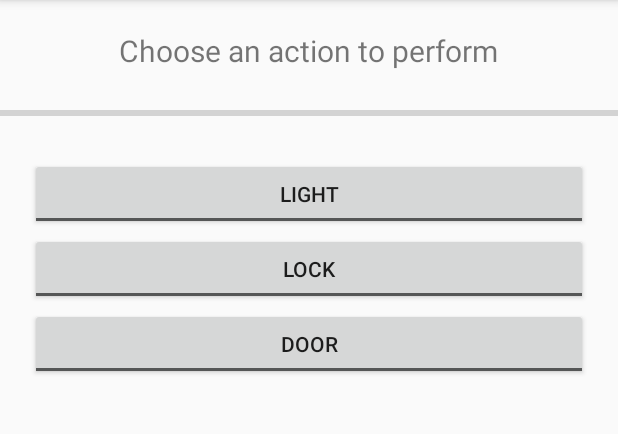
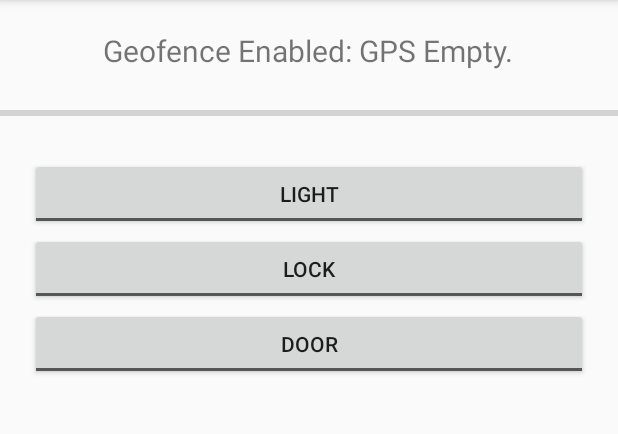
Before and after one commit to jamenlang/GarageaTrois, an Android app: the Control screen opened directly, with no data from a screen before it, on a phone screen of 412 x 824 dp, the part 168-602 px from its top. Run offline under Robolectric (Android 15) with nearby library versions, the phone set to English and light mode, and no system bars; 2 statements that could not run were skipped.

Commit message:
More geofence stuff, app and server side.

```diff
--- a/app/src/main/java/com/airlim/garagetrois/Control.java
+++ b/app/src/main/java/com/airlim/garagetrois/Control.java
@@ -52,25 +52,38 @@ public class Control extends MainActivity {
         Intent intent = getIntent();
         uid = intent.getStringExtra("uid");
         admind = intent.getStringExtra("admind");
+        geofence = intent.getStringExtra("geofence");
+        Log.v("geofence",geofence);
 
         super.onCreate(savedInstanceState);
+
         setContentView(R.layout.control);
         ToggleButton b3 = (ToggleButton) findViewById(R.id.button3);
         ToggleButton b2 = (ToggleButton) findViewById(R.id.button2);
         ToggleButton b4 = (ToggleButton) findViewById(R.id.button4);
         textView = (TextView) findViewById(R.id.textView02);
+
         gps = new GPSTracker(Control.this);
         if(gps.canGetLocation()) {
 
             double latitude = gps.getLatitude();
             double longitude = gps.getLongitude();
-
+            if(geofence.equals("true")){
+                textView.setText("Geofence Enabled: GPS Ready.");
+            }
+            if(String.valueOf(latitude) == "0.0"){
+                textView.setText("Geofence Enabled: GPS Empty.");
+            }
+            Log.v("geofence",geofence);
             // \n is for new line
             //Toast.makeText(getApplicationContext(), "Your Location is - \nLat: " + latitude + "\nLong: " + longitude, Toast.LENGTH_LONG).show();
         } else {
             // Can't get location.
             // GPS or network is not enabled.
             // Ask user to enable GPS/network in settings.
+            if(geofence.equals("true")){
+                textView.setText("Geofence Enabled: GPS Not Available.");
+            }
             gps.showSettingsAlert();
         }
         b3.setOnClickListener(new View.OnClickListener()
```
Also changed, not shown: app/src/main/java/com/airlim/garagetrois/MainActivity.java (+13 -2 lines).
